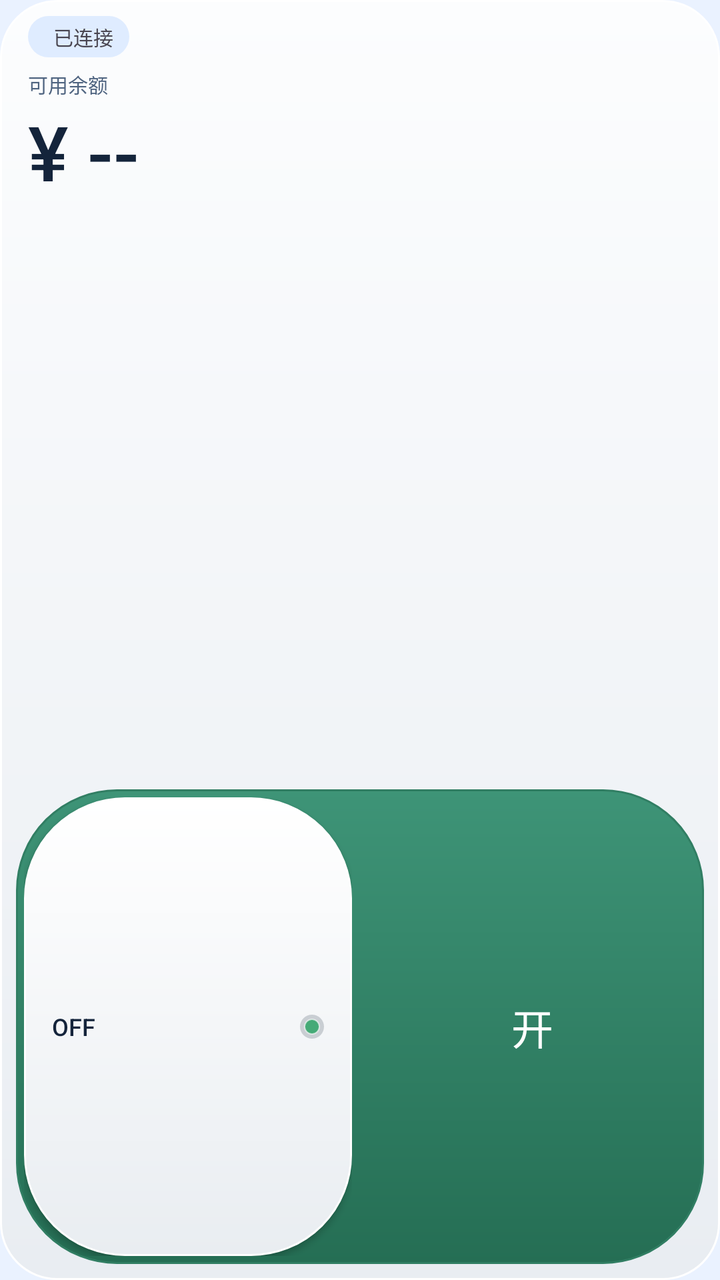
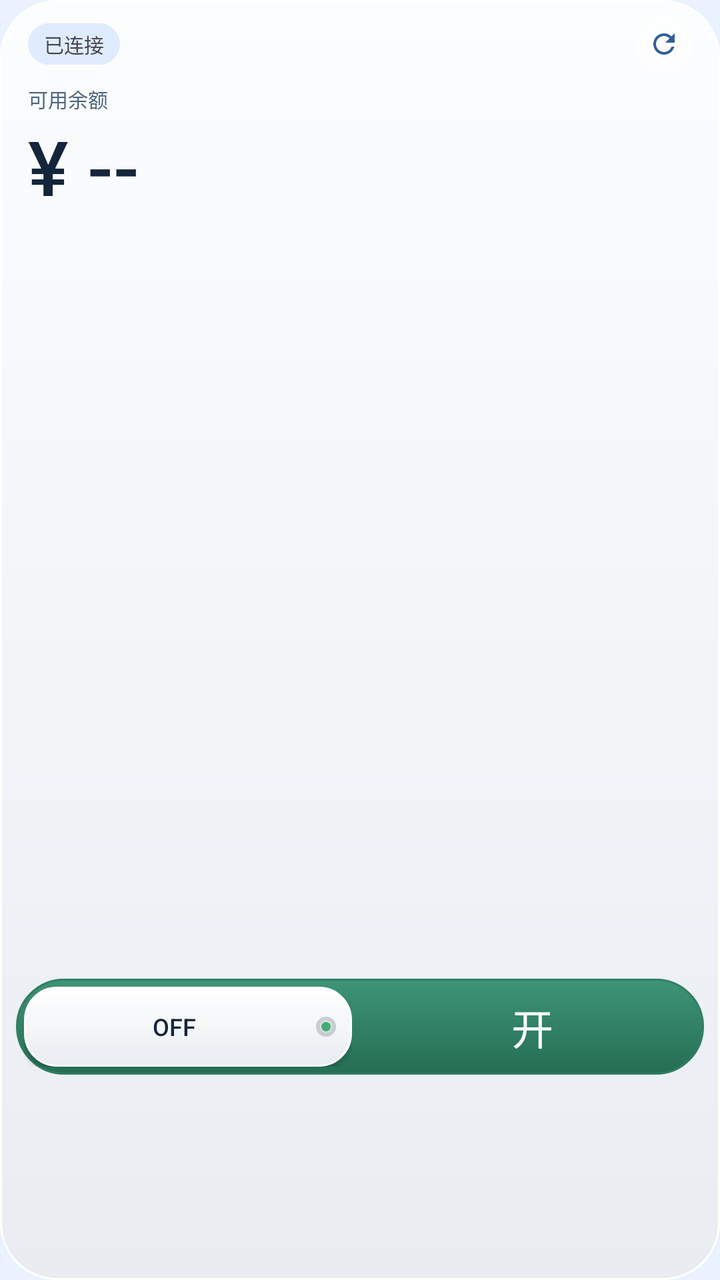

Compare the two renders of this Android layout. The source of the first and the diff that turns it into the second are given below.
<!-- AndroidManifest.xml: application theme Theme.HotWater -->
<!-- res/layout/widget_hotwater_dashboard.xml -->
<LinearLayout xmlns:android="http://schemas.android.com/apk/res/android"
    android:id="@+id/widget_root" android:layout_width="match_parent" android:layout_height="match_parent" android:orientation="vertical" android:layoutDirection="ltr" android:background="@drawable/widget_switch_shell" android:padding="8dp">
    <LinearLayout android:layout_width="match_parent" android:layout_height="0dp" android:layout_weight="62" android:orientation="vertical" android:paddingStart="6dp" android:paddingEnd="6dp">
        <TextView android:id="@+id/widget_dashboard_status" android:layout_width="wrap_content" android:layout_height="wrap_content" android:paddingStart="8dp" android:paddingEnd="8dp" android:paddingTop="3dp" android:paddingBottom="3dp" android:drawablePadding="5dp" android:drawableStart="@drawable/widget_status_dot_idle" android:text="已连接" android:textSize="10sp" android:fontFamily="sans-serif-medium" android:background="@drawable/widget_status_idle" android:singleLine="true" />
        <TextView android:id="@+id/widget_balance_label" android:layout_width="wrap_content" android:layout_height="wrap_content" android:layout_marginTop="6dp" android:text="可用余额" android:textColor="@color/text_secondary" android:textSize="10sp" />
        <TextView android:id="@+id/widget_balance" android:layout_width="match_parent" android:layout_height="0dp" android:layout_weight="1" android:gravity="top" android:layout_marginTop="1dp" android:text="¥ --" android:fontFamily="sans-serif-medium" android:textColor="@color/text_primary" android:textSize="24sp" android:singleLine="true" android:autoSizeTextType="uniform" android:autoSizeMinTextSize="18sp" android:autoSizeMaxTextSize="38sp" android:autoSizeStepGranularity="1sp" />
    </LinearLayout>
    <FrameLayout android:layout_width="match_parent" android:layout_height="0dp" android:layout_weight="38">
        <include layout="@layout/widget_switch_track" />
    </FrameLayout>
</LinearLayout>
<!-- res/layout/widget_switch_track.xml (included above) -->
<FrameLayout xmlns:android="http://schemas.android.com/apk/res/android" android:id="@+id/widget_switch_track" android:layout_width="match_parent" android:layout_height="match_parent" android:background="@drawable/widget_switch_track_open" android:clipChildren="true" android:layoutDirection="ltr">
    <LinearLayout android:layout_width="match_parent" android:layout_height="match_parent" android:orientation="horizontal">
        <TextView android:id="@+id/widget_switch_left" android:layout_width="0dp" android:layout_weight="1" android:layout_height="match_parent" android:gravity="center" android:text="关" android:textSize="21sp" android:fontFamily="sans-serif-medium" android:textColor="#FFFFFFFF" />
        <TextView android:id="@+id/widget_switch_right" android:layout_width="0dp" android:layout_weight="1" android:layout_height="match_parent" android:gravity="center" android:text="开" android:textSize="21sp" android:fontFamily="sans-serif-medium" android:textColor="#FFFFFFFF" />
    </LinearLayout>
    <ViewFlipper android:id="@+id/widget_thumb_off" android:layout_width="match_parent" android:layout_height="match_parent" android:inAnimation="@anim/widget_thumb_off" android:animateFirstView="false" android:autoStart="false" android:visibility="visible">
        <LinearLayout android:layout_width="match_parent" android:layout_height="match_parent" android:orientation="horizontal"><FrameLayout android:layout_width="0dp" android:layout_weight="1" android:layout_height="match_parent" android:padding="4dp">
        <RelativeLayout android:layout_width="match_parent" android:layout_height="match_parent" android:background="@drawable/widget_switch_thumb" android:elevation="2dp" android:paddingStart="14dp" android:paddingEnd="14dp">
            <TextView android:id="@+id/widget_thumb_text_off_0" android:layout_width="wrap_content" android:layout_height="wrap_content" android:layout_centerVertical="true" android:layout_alignParentStart="true" android:text="OFF" android:textSize="12sp" android:fontFamily="sans-serif-medium" android:textColor="@color/text_primary" />
            <ImageView android:id="@+id/widget_led_off_0" android:layout_width="12dp" android:layout_height="12dp" android:layout_centerVertical="true" android:layout_alignParentEnd="true" android:src="@drawable/widget_led_idle" android:contentDescription="@null" />
        </RelativeLayout>
    </FrameLayout><TextView android:layout_width="0dp" android:layout_weight="1" android:layout_height="match_parent" /></LinearLayout>
        <LinearLayout android:layout_width="match_parent" android:layout_height="match_parent" android:orientation="horizontal"><FrameLayout android:layout_width="0dp" android:layout_weight="1" android:layout_height="match_parent" android:padding="4dp">
        <RelativeLayout android:layout_width="match_parent" android:layout_height="match_parent" android:background="@drawable/widget_switch_thumb" android:elevation="2dp" android:paddingStart="14dp" android:paddingEnd="14dp">
            <TextView android:id="@+id/widget_thumb_text_off_1" android:layout_width="wrap_content" android:layout_height="wrap_content" android:layout_centerVertical="true" android:layout_alignParentStart="true" android:text="OFF" android:textSize="12sp" android:fontFamily="sans-serif-medium" android:textColor="@color/text_primary" />
            <ImageView android:id="@+id/widget_led_off_1" android:layout_width="12dp" android:layout_height="12dp" android:layout_centerVertical="true" android:layout_alignParentEnd="true" android:src="@drawable/widget_led_idle" android:contentDescription="@null" />
        </RelativeLayout>
    </FrameLayout><TextView android:layout_width="0dp" android:layout_weight="1" android:layout_height="match_parent" /></LinearLayout>
    </ViewFlipper>
    <ViewFlipper android:id="@+id/widget_thumb_on" android:layout_width="match_parent" android:layout_height="match_parent" android:inAnimation="@anim/widget_thumb_on" android:animateFirstView="false" android:autoStart="false" android:visibility="invisible">
        <LinearLayout android:layout_width="match_parent" android:layout_height="match_parent" android:orientation="horizontal"><TextView android:layout_width="0dp" android:layout_weight="1" android:layout_height="match_parent" /><FrameLayout android:layout_width="0dp" android:layout_weight="1" android:layout_height="match_parent" android:padding="4dp">
        <RelativeLayout android:layout_width="match_parent" android:layout_height="match_parent" android:background="@drawable/widget_switch_thumb" android:elevation="2dp" android:paddingStart="14dp" android:paddingEnd="14dp">
            <TextView android:id="@+id/widget_thumb_text_on_0" android:layout_width="wrap_content" android:layout_height="wrap_content" android:layout_centerVertical="true" android:layout_alignParentStart="true" android:text="ON" android:textSize="12sp" android:fontFamily="sans-serif-medium" android:textColor="@color/text_primary" />
            <ImageView android:id="@+id/widget_led_on_0" android:layout_width="12dp" android:layout_height="12dp" android:layout_centerVertical="true" android:layout_alignParentEnd="true" android:src="@drawable/widget_led_idle" android:contentDescription="@null" />
        </RelativeLayout>
    </FrameLayout></LinearLayout>
        <LinearLayout android:layout_width="match_parent" android:layout_height="match_parent" android:orientation="horizontal"><TextView android:layout_width="0dp" android:layout_weight="1" android:layout_height="match_parent" /><FrameLayout android:layout_width="0dp" android:layout_weight="1" android:layout_height="match_parent" android:padding="4dp">
        <RelativeLayout android:layout_width="match_parent" android:layout_height="match_parent" android:background="@drawable/widget_switch_thumb" android:elevation="2dp" android:paddingStart="14dp" android:paddingEnd="14dp">
            <TextView android:id="@+id/widget_thumb_text_on_1" android:layout_width="wrap_content" android:layout_height="wrap_content" android:layout_centerVertical="true" android:layout_alignParentStart="true" android:text="ON" android:textSize="12sp" android:fontFamily="sans-serif-medium" android:textColor="@color/text_primary" />
            <ImageView android:id="@+id/widget_led_on_1" android:layout_width="12dp" android:layout_height="12dp" android:layout_centerVertical="true" android:layout_alignParentEnd="true" android:src="@drawable/widget_led_idle" android:contentDescription="@null" />
        </RelativeLayout>
    </FrameLayout></LinearLayout>
    </ViewFlipper>
</FrameLayout>
<!-- resources referenced by this layout -->
<resources>
  <color name="text_primary">#14243B</color>
  <color name="text_secondary">#4F6480</color>
  <!-- drawable widget_led_idle (drawable) -->
  <layer-list xmlns:android="http://schemas.android.com/apk/res/android">
      <item><shape android:shape="oval"><solid android:color="#60808B95" /></shape></item>
      <item android:left="2dp" android:top="2dp" android:right="2dp" android:bottom="2dp"><shape android:shape="oval"><gradient android:startColor="#45AA77" android:endColor="#45AA77" android:angle="270" /><stroke android:width="0.5dp" android:color="#A0FFFFFF" /></shape></item>
  </layer-list>
  <!-- drawable widget_status_dot_idle (drawable) -->
  <?xml version="1.0" encoding="utf-8"?>
  <shape xmlns:android="http://schemas.android.com/apk/res/android">
      <solid android:color="#5F7899" />
      <corners android:radius="99dp" />
  </shape>
  <!-- drawable widget_status_idle (drawable) -->
  <?xml version="1.0" encoding="utf-8"?>
  <shape xmlns:android="http://schemas.android.com/apk/res/android">
      <solid android:color="#DFECFF" />
      <corners android:radius="14dp" />
  </shape>
  <!-- drawable widget_switch_shell (drawable) -->
  <shape xmlns:android="http://schemas.android.com/apk/res/android" android:shape="rectangle">
      <gradient android:startColor="#FCFDFE" android:endColor="#E9EDF2" android:angle="270" />
      <corners android:radius="28dp" />
      <stroke android:width="1dp" android:color="#FFFFFFFF" />
  </shape>
  <!-- drawable widget_switch_thumb (drawable) -->
  <shape xmlns:android="http://schemas.android.com/apk/res/android" android:shape="rectangle">
      <gradient android:startColor="#FFFFFF" android:endColor="#E9EDF1" android:angle="270" />
      <corners android:radius="50dp" />
      <stroke android:width="1dp" android:color="#FFFFFF" />
  </shape>
  <!-- drawable widget_switch_track_open (drawable) -->
  <shape xmlns:android="http://schemas.android.com/apk/res/android" android:shape="rectangle">
      <gradient android:startColor="#3E9477" android:endColor="#256E54" android:angle="270" />
      <corners android:radius="50dp" />
      <stroke android:width="1dp" android:color="#317E63" />
  </shape>
  <style name="Theme.HotWater" parent="Theme.Material3.Light.NoActionBar">
          <item name="android:statusBarColor">@android:color/transparent</item>
          <item name="android:navigationBarColor">@android:color/transparent</item>
          <item name="android:windowBackground">@color/startup_sky_system</item>
          <item name="android:windowSplashScreenBackground" tools:targetApi="s">@color/startup_sky_system</item>
          <item name="android:windowDisablePreview">@bool/startup_disable_preview</item>
          <item name="android:windowLightStatusBar" tools:targetApi="m">true</item>
          <item name="colorPrimary">@color/text_primary</item>
          <item name="colorOnPrimary">@android:color/white</item>
          <item name="colorSurface">@color/surface</item>
      </style>
  <color name="startup_sky_system">#EAF2FF</color>
  <color name="surface">#E9F3FF</color>
</resources>

<!-- the commit's change to res/layout/widget_hotwater_dashboard.xml (unified diff, before → after) -->
@@ -1,7 +1,11 @@
 <LinearLayout xmlns:android="http://schemas.android.com/apk/res/android"
     android:id="@+id/widget_root" android:layout_width="match_parent" android:layout_height="match_parent" android:orientation="vertical" android:layoutDirection="ltr" android:background="@drawable/widget_switch_shell" android:padding="8dp">
     <LinearLayout android:layout_width="match_parent" android:layout_height="0dp" android:layout_weight="62" android:orientation="vertical" android:paddingStart="6dp" android:paddingEnd="6dp">
-        <TextView android:id="@+id/widget_dashboard_status" android:layout_width="wrap_content" android:layout_height="wrap_content" android:paddingStart="8dp" android:paddingEnd="8dp" android:paddingTop="3dp" android:paddingBottom="3dp" android:drawablePadding="5dp" android:drawableStart="@drawable/widget_status_dot_idle" android:text="已连接" android:textSize="10sp" android:fontFamily="sans-serif-medium" android:background="@drawable/widget_status_idle" android:singleLine="true" />
+        <LinearLayout android:layout_width="match_parent" android:layout_height="28dp" android:gravity="center_vertical" android:orientation="horizontal">
+        <TextView android:id="@+id/widget_dashboard_status" android:layout_width="wrap_content" android:layout_height="wrap_content" android:paddingStart="8dp" android:paddingEnd="8dp" android:paddingTop="3dp" android:paddingBottom="3dp" android:drawablePadding="5dp"  android:text="已连接" android:textSize="10sp" android:fontFamily="sans-serif-medium" android:background="@drawable/widget_status_idle" android:singleLine="true" />
+            <TextView android:layout_width="0dp" android:layout_height="1dp" android:layout_weight="1" />
+            <ImageView android:id="@+id/widget_refresh_button" android:layout_width="28dp" android:layout_height="28dp" android:padding="6dp" android:src="@drawable/ic_widget_refresh" android:background="@drawable/widget_refresh_button" android:contentDescription="刷新状态" />
+        </LinearLayout>
         <TextView android:id="@+id/widget_balance_label" android:layout_width="wrap_content" android:layout_height="wrap_content" android:layout_marginTop="6dp" android:text="可用余额" android:textColor="@color/text_secondary" android:textSize="10sp" />
         <TextView android:id="@+id/widget_balance" android:layout_width="match_parent" android:layout_height="0dp" android:layout_weight="1" android:gravity="top" android:layout_marginTop="1dp" android:text="¥ --" android:fontFamily="sans-serif-medium" android:textColor="@color/text_primary" android:textSize="24sp" android:singleLine="true" android:autoSizeTextType="uniform" android:autoSizeMinTextSize="18sp" android:autoSizeMaxTextSize="38sp" android:autoSizeStepGranularity="1sp" />
     </LinearLayout>
@@ -10,37 +14,37 @@
     </FrameLayout>
 </LinearLayout>
 <!-- res/layout/widget_switch_track.xml (included above) -->
-<FrameLayout xmlns:android="http://schemas.android.com/apk/res/android" android:id="@+id/widget_switch_track" android:layout_width="match_parent" android:layout_height="match_parent" android:background="@drawable/widget_switch_track_open" android:clipChildren="true" android:layoutDirection="ltr">
+<FrameLayout xmlns:android="http://schemas.android.com/apk/res/android" android:id="@+id/widget_switch_track" android:layout_width="match_parent" android:layout_height="48dp" android:layout_gravity="center_vertical" android:background="@drawable/widget_switch_track_open" android:clipChildren="true" android:layoutDirection="ltr">
     <LinearLayout android:layout_width="match_parent" android:layout_height="match_parent" android:orientation="horizontal">
         <TextView android:id="@+id/widget_switch_left" android:layout_width="0dp" android:layout_weight="1" android:layout_height="match_parent" android:gravity="center" android:text="关" android:textSize="21sp" android:fontFamily="sans-serif-medium" android:textColor="#FFFFFFFF" />
         <TextView android:id="@+id/widget_switch_right" android:layout_width="0dp" android:layout_weight="1" android:layout_height="match_parent" android:gravity="center" android:text="开" android:textSize="21sp" android:fontFamily="sans-serif-medium" android:textColor="#FFFFFFFF" />
     </LinearLayout>
     <ViewFlipper android:id="@+id/widget_thumb_off" android:layout_width="match_parent" android:layout_height="match_parent" android:inAnimation="@anim/widget_thumb_off" android:animateFirstView="false" android:autoStart="false" android:visibility="visible">
         <LinearLayout android:layout_width="match_parent" android:layout_height="match_parent" android:orientation="horizontal"><FrameLayout android:layout_width="0dp" android:layout_weight="1" android:layout_height="match_parent" android:padding="4dp">
-        <RelativeLayout android:layout_width="match_parent" android:layout_height="match_parent" android:background="@drawable/widget_switch_thumb" android:elevation="2dp" android:paddingStart="14dp" android:paddingEnd="14dp">
-            <TextView android:id="@+id/widget_thumb_text_off_0" android:layout_width="wrap_content" android:layout_height="wrap_content" android:layout_centerVertical="true" android:layout_alignParentStart="true" android:text="OFF" android:textSize="12sp" android:fontFamily="sans-serif-medium" android:textColor="@color/text_primary" />
-            <ImageView android:id="@+id/widget_led_off_0" android:layout_width="12dp" android:layout_height="12dp" android:layout_centerVertical="true" android:layout_alignParentEnd="true" android:src="@drawable/widget_led_idle" android:contentDescription="@null" />
-        </RelativeLayout>
+        <LinearLayout android:layout_width="match_parent" android:layout_height="match_parent" android:orientation="horizontal" android:gravity="center_vertical" android:background="@drawable/widget_switch_thumb" android:elevation="2dp" android:paddingStart="8dp" android:paddingEnd="8dp">
+            <TextView android:id="@+id/widget_thumb_text_off_0" android:layout_width="0dp" android:layout_weight="1" android:layout_height="match_parent" android:gravity="center" android:text="OFF" android:textSize="12sp" android:autoSizeTextType="uniform" android:autoSizeMinTextSize="8sp" android:autoSizeMaxTextSize="12sp" android:singleLine="true" android:fontFamily="sans-serif-medium" android:textColor="@color/text_primary" />
+            <ImageView android:id="@+id/widget_led_off_0" android:layout_width="10dp" android:layout_height="10dp" android:layout_marginStart="4dp" android:src="@drawable/widget_led_idle" android:contentDescription="@null" />
+        </LinearLayout>
     </FrameLayout><TextView android:layout_width="0dp" android:layout_weight="1" android:layout_height="match_parent" /></LinearLayout>
         <LinearLayout android:layout_width="match_parent" android:layout_height="match_parent" android:orientation="horizontal"><FrameLayout android:layout_width="0dp" android:layout_weight="1" android:layout_height="match_parent" android:padding="4dp">
-        <RelativeLayout android:layout_width="match_parent" android:layout_height="match_parent" android:background="@drawable/widget_switch_thumb" android:elevation="2dp" android:paddingStart="14dp" android:paddingEnd="14dp">
-            <TextView android:id="@+id/widget_thumb_text_off_1" android:layout_width="wrap_content" android:layout_height="wrap_content" android:layout_centerVertical="true" android:layout_alignParentStart="true" android:text="OFF" android:textSize="12sp" android:fontFamily="sans-serif-medium" android:textColor="@color/text_primary" />
-            <ImageView android:id="@+id/widget_led_off_1" android:layout_width="12dp" android:layout_height="12dp" android:layout_centerVertical="true" android:layout_alignParentEnd="true" android:src="@drawable/widget_led_idle" android:contentDescription="@null" />
-        </RelativeLayout>
+        <LinearLayout android:layout_width="match_parent" android:layout_height="match_parent" android:orientation="horizontal" android:gravity="center_vertical" android:background="@drawable/widget_switch_thumb" android:elevation="2dp" android:paddingStart="8dp" android:paddingEnd="8dp">
+            <TextView android:id="@+id/widget_thumb_text_off_1" android:layout_width="0dp" android:layout_weight="1" android:layout_height="match_parent" android:gravity="center" android:text="OFF" android:textSize="12sp" android:autoSizeTextType="uniform" android:autoSizeMinTextSize="8sp" android:autoSizeMaxTextSize="12sp" android:singleLine="true" android:fontFamily="sans-serif-medium" android:textColor="@color/text_primary" />
+            <ImageView android:id="@+id/widget_led_off_1" android:layout_width="10dp" android:layout_height="10dp" android:layout_marginStart="4dp" android:src="@drawable/widget_led_idle" android:contentDescription="@null" />
+        </LinearLayout>
     </FrameLayout><TextView android:layout_width="0dp" android:layout_weight="1" android:layout_height="match_parent" /></LinearLayout>
     </ViewFlipper>
     <ViewFlipper android:id="@+id/widget_thumb_on" android:layout_width="match_parent" android:layout_height="match_parent" android:inAnimation="@anim/widget_thumb_on" android:animateFirstView="false" android:autoStart="false" android:visibility="invisible">
         <LinearLayout android:layout_width="match_parent" android:layout_height="match_parent" android:orientation="horizontal"><TextView android:layout_width="0dp" android:layout_weight="1" android:layout_height="match_parent" /><FrameLayout android:layout_width="0dp" android:layout_weight="1" android:layout_height="match_parent" android:padding="4dp">
-        <RelativeLayout android:layout_width="match_parent" android:layout_height="match_parent" android:background="@drawable/widget_switch_thumb" android:elevation="2dp" android:paddingStart="14dp" android:paddingEnd="14dp">
-            <TextView android:id="@+id/widget_thumb_text_on_0" android:layout_width="wrap_content" android:layout_height="wrap_content" android:layout_centerVertical="true" android:layout_alignParentStart="true" android:text="ON" android:textSize="12sp" android:fontFamily="sans-serif-medium" android:textColor="@color/text_primary" />
-            <ImageView android:id="@+id/widget_led_on_0" android:layout_width="12dp" android:layout_height="12dp" android:layout_centerVertical="true" android:layout_alignParentEnd="true" android:src="@drawable/widget_led_idle" android:contentDescription="@null" />
-        </RelativeLayout>
+        <LinearLayout android:layout_width="match_parent" android:layout_height="match_parent" android:orientation="horizontal" android:gravity="center_vertical" android:background="@drawable/widget_switch_thumb" android:elevation="2dp" android:paddingStart="8dp" android:paddingEnd="8dp">
+            <TextView android:id="@+id/widget_thumb_text_on_0" android:layout_width="0dp" android:layout_weight="1" android:layout_height="match_parent" android:gravity="center" android:text="ON" android:textSize="12sp" android:autoSizeTextType="uniform" android:autoSizeMinTextSize="8sp" android:autoSizeMaxTextSize="12sp" android:singleLine="true" android:fontFamily="sans-serif-medium" android:textColor="@color/text_primary" />
+            <ImageView android:id="@+id/widget_led_on_0" android:layout_width="10dp" android:layout_height="10dp" android:layout_marginStart="4dp" android:src="@drawable/widget_led_idle" android:contentDescription="@null" />
+        </LinearLayout>
     </FrameLayout></LinearLayout>
         <LinearLayout android:layout_width="match_parent" android:layout_height="match_parent" android:orientation="horizontal"><TextView android:layout_width="0dp" android:layout_weight="1" android:layout_height="match_parent" /><FrameLayout android:layout_width="0dp" android:layout_weight="1" android:layout_height="match_parent" android:padding="4dp">
-        <RelativeLayout android:layout_width="match_parent" android:layout_height="match_parent" android:background="@drawable/widget_switch_thumb" android:elevation="2dp" android:paddingStart="14dp" android:paddingEnd="14dp">
-            <TextView android:id="@+id/widget_thumb_text_on_1" android:layout_width="wrap_content" android:layout_height="wrap_content" android:layout_centerVertical="true" android:layout_alignParentStart="true" android:text="ON" android:textSize="12sp" android:fontFamily="sans-serif-medium" android:textColor="@color/text_primary" />
-            <ImageView android:id="@+id/widget_led_on_1" android:layout_width="12dp" android:layout_height="12dp" android:layout_centerVertical="true" android:layout_alignParentEnd="true" android:src="@drawable/widget_led_idle" android:contentDescription="@null" />
-        </RelativeLayout>
+        <LinearLayout android:layout_width="match_parent" android:layout_height="match_parent" android:orientation="horizontal" android:gravity="center_vertical" android:background="@drawable/widget_switch_thumb" android:elevation="2dp" android:paddingStart="8dp" android:paddingEnd="8dp">
+            <TextView android:id="@+id/widget_thumb_text_on_1" android:layout_width="0dp" android:layout_weight="1" android:layout_height="match_parent" android:gravity="center" android:text="ON" android:textSize="12sp" android:autoSizeTextType="uniform" android:autoSizeMinTextSize="8sp" android:autoSizeMaxTextSize="12sp" android:singleLine="true" android:fontFamily="sans-serif-medium" android:textColor="@color/text_primary" />
+            <ImageView android:id="@+id/widget_led_on_1" android:layout_width="10dp" android:layout_height="10dp" android:layout_marginStart="4dp" android:src="@drawable/widget_led_idle" android:contentDescription="@null" />
+        </LinearLayout>
     </FrameLayout></LinearLayout>
     </ViewFlipper>
 </FrameLayout>
<!-- resource entries referenced after the edit -->
@@ -2,16 +2,30 @@
 <resources>
   <color name="text_primary">#14243B</color>
   <color name="text_secondary">#4F6480</color>
+  <!-- drawable ic_widget_refresh (drawable) -->
+  <?xml version="1.0" encoding="utf-8"?>
+  <vector xmlns:android="http://schemas.android.com/apk/res/android"
+      android:width="24dp"
+      android:height="24dp"
+      android:viewportWidth="24"
+      android:viewportHeight="24">
+      <path
+          android:fillColor="@color/accent"
+          android:pathData="M17.65,6.35C16.2,4.9 14.21,4 12,4c-4.42,0 -7.99,3.58 -7.99,8s3.57,8 7.99,8c3.73,0 6.84,-2.55 7.73,-6h-2.08c-0.82,2.33 -3.04,4 -5.65,4c-3.31,0 -6,-2.69 -6,-6s2.69,-6 6,-6c1.66,0 3.14,0.69 4.22,1.78L13,11h7V4z" />
+  </vector>
   <!-- drawable widget_led_idle (drawable) -->
   <layer-list xmlns:android="http://schemas.android.com/apk/res/android">
       <item><shape android:shape="oval"><solid android:color="#60808B95" /></shape></item>
       <item android:left="2dp" android:top="2dp" android:right="2dp" android:bottom="2dp"><shape android:shape="oval"><gradient android:startColor="#45AA77" android:endColor="#45AA77" android:angle="270" /><stroke android:width="0.5dp" android:color="#A0FFFFFF" /></shape></item>
   </layer-list>
-  <!-- drawable widget_status_dot_idle (drawable) -->
+  <!-- drawable widget_refresh_button (drawable) -->
   <?xml version="1.0" encoding="utf-8"?>
   <shape xmlns:android="http://schemas.android.com/apk/res/android">
-      <solid android:color="#5F7899" />
-      <corners android:radius="99dp" />
+      <solid android:color="@color/chip_fill" />
+      <corners android:radius="16dp" />
+      <stroke
+          android:width="1dp"
+          android:color="@color/border" />
   </shape>
   <!-- drawable widget_status_idle (drawable) -->
   <?xml version="1.0" encoding="utf-8"?>
@@ -28,7 +42,7 @@
   <!-- drawable widget_switch_thumb (drawable) -->
   <shape xmlns:android="http://schemas.android.com/apk/res/android" android:shape="rectangle">
       <gradient android:startColor="#FFFFFF" android:endColor="#E9EDF1" android:angle="270" />
-      <corners android:radius="50dp" />
+      <corners android:radius="16dp" />
       <stroke android:width="1dp" android:color="#FFFFFF" />
   </shape>
   <!-- drawable widget_switch_track_open (drawable) -->
@@ -48,6 +62,9 @@
           <item name="colorOnPrimary">@android:color/white</item>
           <item name="colorSurface">@color/surface</item>
       </style>
+  <color name="accent">#315F98</color>
+  <color name="chip_fill">#80FFFFFF</color>
+  <color name="border">#A6FFFFFF</color>
   <color name="startup_sky_system">#EAF2FF</color>
   <color name="surface">#E9F3FF</color>
 </resources>
